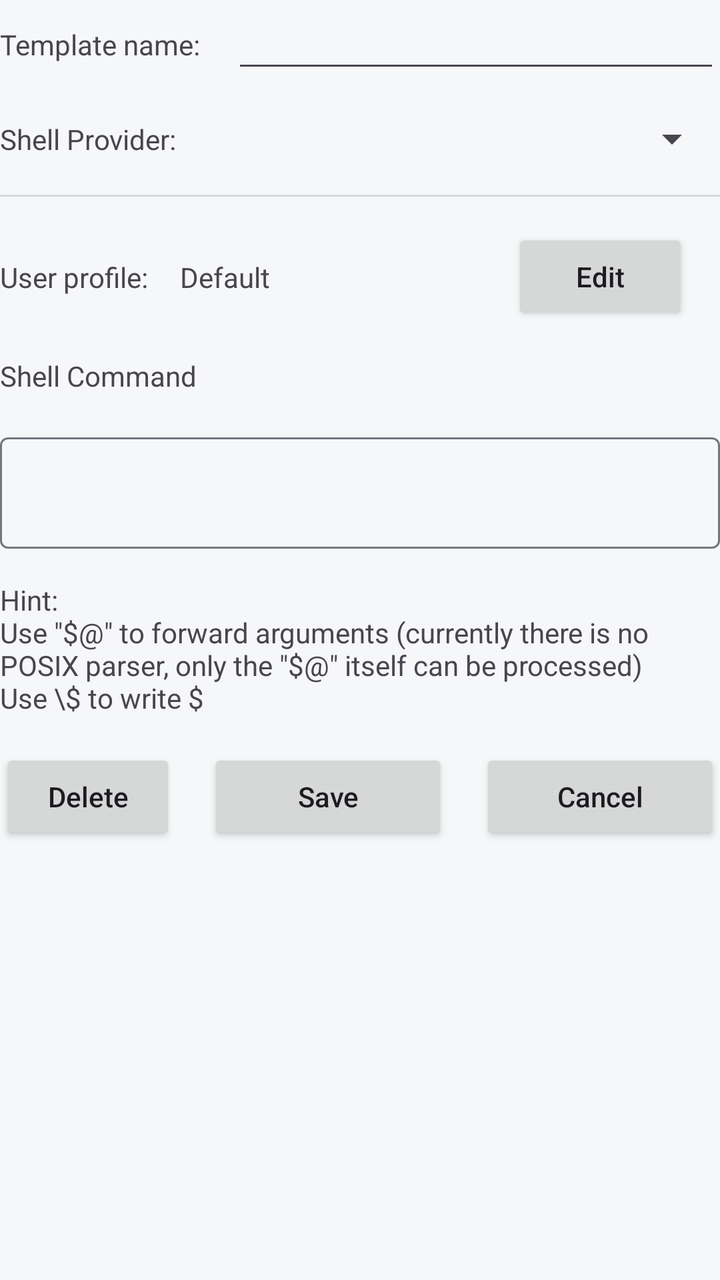
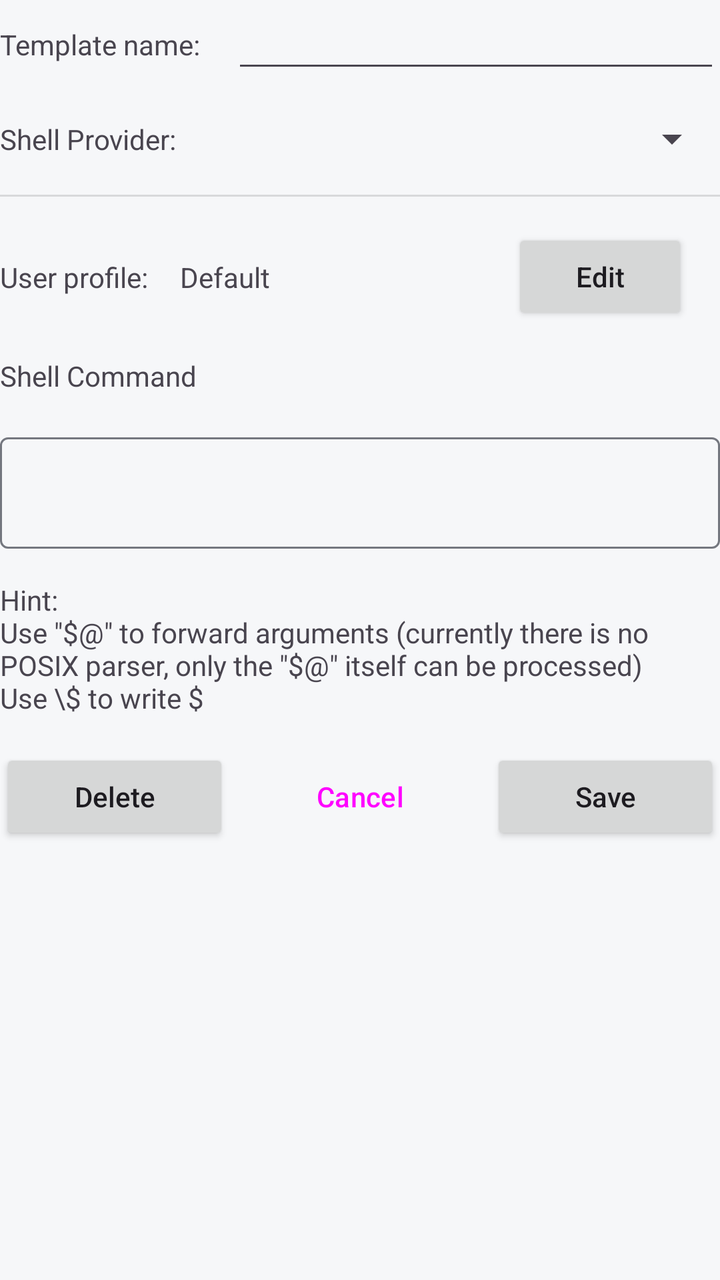

Screens rendered from an Android XML layout before and after an edit, with the pre-edit source and the edit as a unified diff.
<!-- AndroidManifest.xml: application theme Theme.ShellAuthorization -->
<!-- res/layout/fragment_edit_template.xml -->
<FrameLayout xmlns:android="http://schemas.android.com/apk/res/android"
    xmlns:app="http://schemas.android.com/apk/res-auto"
    xmlns:tools="http://schemas.android.com/tools"
    android:layout_width="match_parent"
    android:layout_height="match_parent"
    tools:context="app.MyApp.MyShellAuthorization.MyFragment.EditTemplateFragment">

    <androidx.constraintlayout.widget.ConstraintLayout
        android:layout_width="match_parent"
        android:layout_height="match_parent">

        <TextView
            android:id="@+id/textView12"
            android:layout_width="wrap_content"
            android:layout_height="wrap_content"
            android:layout_marginBottom="16dp"
            android:layout_weight="0"
            android:text="@string/edit_template_template_name"
            app:layout_constraintBottom_toTopOf="@+id/textView14"
            app:layout_constraintStart_toStartOf="parent"
            app:layout_constraintTop_toTopOf="parent" />

        <EditText
            android:id="@+id/editTextTemplateName"
            android:layout_width="0dp"
            android:layout_height="wrap_content"
            android:layout_marginStart="16dp"
            android:layout_weight="1"
            android:ems="10"
            android:inputType="text"
            app:layout_constraintEnd_toEndOf="parent"
            app:layout_constraintStart_toEndOf="@+id/textView12"
            app:layout_constraintTop_toTopOf="parent" />

        <TextView
            android:id="@+id/textView14"
            android:layout_width="wrap_content"
            android:layout_height="wrap_content"
            android:layout_marginTop="16dp"
            android:layout_marginBottom="16dp"
            android:text="@string/edit_template_shell_provider"
            app:layout_constraintBottom_toTopOf="@+id/divider1"
            app:layout_constraintStart_toStartOf="parent"
            app:layout_constraintTop_toBottomOf="@+id/editTextTemplateName" />

        <Spinner
            android:id="@+id/spinnerShellProvider"
            android:layout_width="0dp"
            android:layout_height="wrap_content"
            android:layout_marginStart="16dp"
            android:layout_marginTop="16dp"
            app:layout_constraintEnd_toEndOf="parent"
            app:layout_constraintStart_toEndOf="@+id/textView14"
            app:layout_constraintTop_toBottomOf="@+id/editTextTemplateName" />

        <View
            android:id="@+id/divider1"
            android:layout_width="0dp"
            android:layout_height="1dp"
            android:layout_marginTop="16dp"
            android:background="?android:attr/listDivider"
            app:layout_constraintEnd_toEndOf="parent"
            app:layout_constraintStart_toStartOf="parent"
            app:layout_constraintTop_toBottomOf="@+id/spinnerShellProvider" />

        <TextView
            android:id="@+id/textView13"
            android:layout_width="wrap_content"
            android:layout_height="wrap_content"
            android:layout_marginTop="16dp"
            android:layout_marginBottom="16dp"
            android:text="@string/edit_template_user_profile"
            app:layout_constraintBottom_toTopOf="@+id/textView16"
            app:layout_constraintStart_toStartOf="parent"
            app:layout_constraintTop_toBottomOf="@+id/divider1" />

        <TextView
            android:id="@+id/textView_userProfileContent"
            android:layout_width="0dp"
            android:layout_height="wrap_content"
            android:layout_marginStart="16dp"
            android:layout_marginTop="16dp"
            android:layout_marginEnd="16dp"
            android:layout_marginBottom="16dp"
            android:ellipsize="end"
            android:maxLines="1"
            android:text="@string/edit_template_user_profile_default"
            app:layout_constraintBottom_toTopOf="@+id/textView16"
            app:layout_constraintEnd_toStartOf="@+id/button_editUserProfile"
            app:layout_constraintStart_toEndOf="@+id/textView13"
            app:layout_constraintTop_toBottomOf="@+id/divider1" />

        <Button
            android:id="@+id/button_editUserProfile"
            android:layout_width="wrap_content"
            android:layout_height="wrap_content"
            android:layout_marginTop="16dp"
            android:layout_marginEnd="16dp"
            android:text="@string/edit_template_user_profile_edit"
            app:layout_constraintEnd_toEndOf="parent"
            app:layout_constraintTop_toBottomOf="@+id/divider1" />

        <TextView
            android:id="@+id/textView16"
            android:layout_width="wrap_content"
            android:layout_height="wrap_content"
            android:layout_marginTop="16dp"
            android:text="@string/edit_template_shell_command_prompt"
            app:layout_constraintStart_toStartOf="parent"
            app:layout_constraintTop_toBottomOf="@+id/button_editUserProfile" />

        <com.google.android.material.textfield.TextInputLayout
            android:id="@+id/textInputLayout"
            android:layout_width="0dp"
            android:layout_height="wrap_content"
            android:layout_marginTop="16dp"
            app:layout_constraintEnd_toEndOf="parent"
            app:layout_constraintStart_toStartOf="parent"
            app:layout_constraintTop_toBottomOf="@+id/textView16"
            app:placeholderText="@string/edit_template_shell_command_placeholder">

            <com.google.android.material.textfield.TextInputEditText
                android:id="@+id/textView_editShellCommand"
                android:layout_width="match_parent"
                android:layout_height="wrap_content" />
        </com.google.android.material.textfield.TextInputLayout>

        <TextView
            android:id="@+id/textView17"
            android:layout_width="0dp"
            android:layout_height="wrap_content"
            android:layout_marginTop="16dp"
            android:text="@string/edit_template_shell_command_hint"
            app:layout_constraintEnd_toEndOf="parent"
            app:layout_constraintStart_toStartOf="parent"
            app:layout_constraintTop_toBottomOf="@+id/textInputLayout" />

        <Button
            android:id="@+id/button_delete"
            android:layout_width="wrap_content"
            android:layout_height="wrap_content"
            android:layout_marginTop="16dp"
            android:text="@string/edit_template_delete_template"
            app:layout_constraintStart_toStartOf="parent"
            app:layout_constraintTop_toBottomOf="@+id/textView17" />

        <Button
            android:id="@+id/button_save"
            android:layout_width="0dp"
            android:layout_height="wrap_content"
            android:layout_marginStart="16dp"
            android:layout_marginTop="16dp"
            android:layout_marginEnd="8dp"
            android:text="@string/edit_template_save"
            app:layout_constraintEnd_toStartOf="@+id/textView18"
            app:layout_constraintStart_toEndOf="@+id/button_delete"
            app:layout_constraintTop_toBottomOf="@+id/textView17" />

        <Button
            android:id="@+id/button_cancel"
            android:layout_width="0dp"
            android:layout_height="wrap_content"
            android:layout_marginStart="8dp"
            android:layout_marginTop="16dp"
            android:text="@string/Cancel"
            app:layout_constraintEnd_toEndOf="parent"
            app:layout_constraintStart_toEndOf="@id/textView18"
            app:layout_constraintTop_toBottomOf="@+id/textView17" />

        <TextView
            android:id="@+id/textView18"
            android:layout_width="wrap_content"
            android:layout_height="wrap_content"
            android:layout_marginStart="16dp"
            app:layout_constraintEnd_toEndOf="parent"
            app:layout_constraintStart_toEndOf="@+id/button_delete"
            tools:layout_editor_absoluteY="398dp" />
    </androidx.constraintlayout.widget.ConstraintLayout>

</FrameLayout>
<!-- resources referenced by this layout -->
<resources>
  <string name="Cancel">Cancel</string>
  <string name="edit_template_delete_template">Delete</string>
  <string name="edit_template_save">Save</string>
  <string name="edit_template_shell_command_hint">Hint:\nUse \"$@\" to forward arguments (currently there is no POSIX parser, only the \"$@\" itself can be processed)\nUse \\$ to write $</string>
  <string name="edit_template_shell_command_placeholder">Input shell command template here</string>
  <string name="edit_template_shell_command_prompt">Shell Command</string>
  <string name="edit_template_shell_provider">Shell Provider:</string>
  <string name="edit_template_template_name">Template name:</string>
  <string name="edit_template_user_profile">User profile:</string>
  <string name="edit_template_user_profile_default">Default</string>
  <string name="edit_template_user_profile_edit">Edit</string>
  <style name="Theme.ShellAuthorization" parent="Base.Theme.ShellAuthorization" />
  <color name="primary">#FF0B57D0</color>
  <color name="on_primary">#FFFFFFFF</color>
  <color name="primary_container">#FFD3E4FF</color>
  <color name="on_primary_container">#FF001B3F</color>
  <color name="secondary">#FF0061A4</color>
  <color name="on_secondary">#FFFFFFFF</color>
  <color name="secondary_container">#FFD1E4FF</color>
  <color name="on_secondary_container">#FF001D35</color>
  <color name="tertiary">#FF006874</color>
  <color name="on_tertiary">#FFFFFFFF</color>
  <color name="tertiary_container">#FFC2F0FA</color>
  <color name="on_tertiary_container">#FF002023</color>
  <color name="error">#FFBA1A1A</color>
  <color name="on_error">#FFFFFFFF</color>
  <color name="error_container">#FFFFDAD6</color>
  <color name="on_error_container">#FF410002</color>
  <color name="background">#FFF6F7F9</color>
  <color name="on_background">#FF1A1C20</color>
  <color name="surface">#FFF6F7F9</color>
  <color name="on_surface">#FF1A1C20</color>
  <color name="surface_variant">#FFE0E3E9</color>
  <color name="on_surface_variant">#FF43474E</color>
  <color name="surface_inverse">#FF2F3540</color>
  <color name="on_surface_inverse">#FFF1F3F6</color>
  <color name="primary_inverse">#FFA8C7FA</color>
  <color name="surface_container_lowest">#FFFFFFFF</color>
  <color name="surface_container_low">#FFF0F1F5</color>
  <color name="surface_container">#FFEAECF1</color>
  <color name="surface_container_high">#FFE4E7EC</color>
  <color name="surface_container_highest">#FFDFE2E7</color>
  <color name="outline">#FF74777F</color>
  <color name="outline_variant">#FFC3C6CF</color>
  <!-- unchanged entries left out for length: 1 -->
</resources>

<!-- the commit's change to res/layout/fragment_edit_template.xml (unified diff, before → after) -->
@@ -135,46 +135,43 @@
             app:layout_constraintStart_toStartOf="parent"
             app:layout_constraintTop_toBottomOf="@+id/textInputLayout" />
 
-        <Button
-            android:id="@+id/button_delete"
-            android:layout_width="wrap_content"
+        <LinearLayout
+            android:layout_width="0dp"
             android:layout_height="wrap_content"
             android:layout_marginTop="16dp"
-            android:text="@string/edit_template_delete_template"
+            android:gravity="center_vertical"
+            android:orientation="horizontal"
+            app:layout_constraintEnd_toEndOf="parent"
             app:layout_constraintStart_toStartOf="parent"
-            app:layout_constraintTop_toBottomOf="@+id/textView17" />
+            app:layout_constraintTop_toBottomOf="@+id/textView17">
 
-        <Button
-            android:id="@+id/button_save"
-            android:layout_width="0dp"
-            android:layout_height="wrap_content"
-            android:layout_marginStart="16dp"
-            android:layout_marginTop="16dp"
-            android:layout_marginEnd="8dp"
-            android:text="@string/edit_template_save"
-            app:layout_constraintEnd_toStartOf="@+id/textView18"
-            app:layout_constraintStart_toEndOf="@+id/button_delete"
-            app:layout_constraintTop_toBottomOf="@+id/textView17" />
+            <Button
+                android:id="@+id/button_delete"
+                android:layout_width="0dp"
+                android:layout_height="wrap_content"
+                android:layout_weight="1"
+                android:minWidth="0dp"
+                android:text="@string/edit_template_delete_template" />
 
-        <Button
-            android:id="@+id/button_cancel"
-            android:layout_width="0dp"
-            android:layout_height="wrap_content"
-            android:layout_marginStart="8dp"
-            android:layout_marginTop="16dp"
-            android:text="@string/Cancel"
-            app:layout_constraintEnd_toEndOf="parent"
-            app:layout_constraintStart_toEndOf="@id/textView18"
-            app:layout_constraintTop_toBottomOf="@+id/textView17" />
+            <Button
+                android:id="@+id/button_cancel"
+                style="@style/Widget.Material3.Button.OutlinedButton"
+                android:layout_width="0dp"
+                android:layout_height="wrap_content"
+                android:layout_marginStart="8dp"
+                android:layout_weight="1"
+                android:minWidth="0dp"
+                android:text="@string/Cancel" />
 
-        <TextView
-            android:id="@+id/textView18"
-            android:layout_width="wrap_content"
-            android:layout_height="wrap_content"
-            android:layout_marginStart="16dp"
-            app:layout_constraintEnd_toEndOf="parent"
-            app:layout_constraintStart_toEndOf="@+id/button_delete"
-            tools:layout_editor_absoluteY="398dp" />
+            <Button
+                android:id="@+id/button_save"
+                android:layout_width="0dp"
+                android:layout_height="wrap_content"
+                android:layout_marginStart="8dp"
+                android:layout_weight="1"
+                android:minWidth="0dp"
+                android:text="@string/edit_template_save" />
+        </LinearLayout>
     </androidx.constraintlayout.widget.ConstraintLayout>
 
 </FrameLayout>
